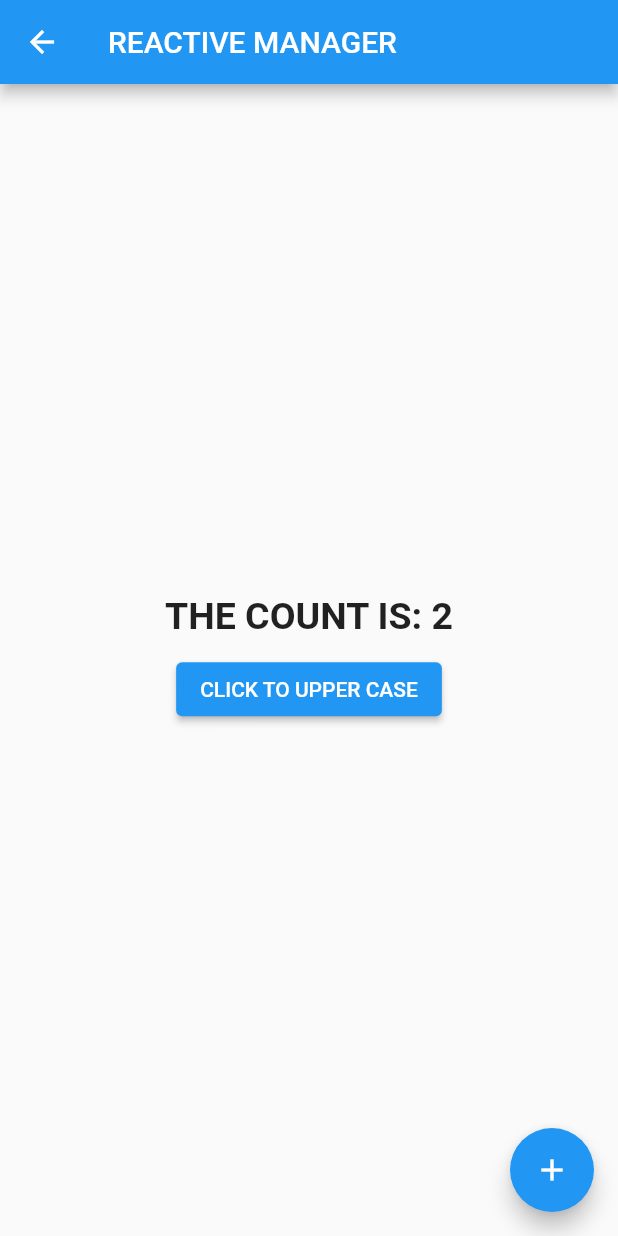
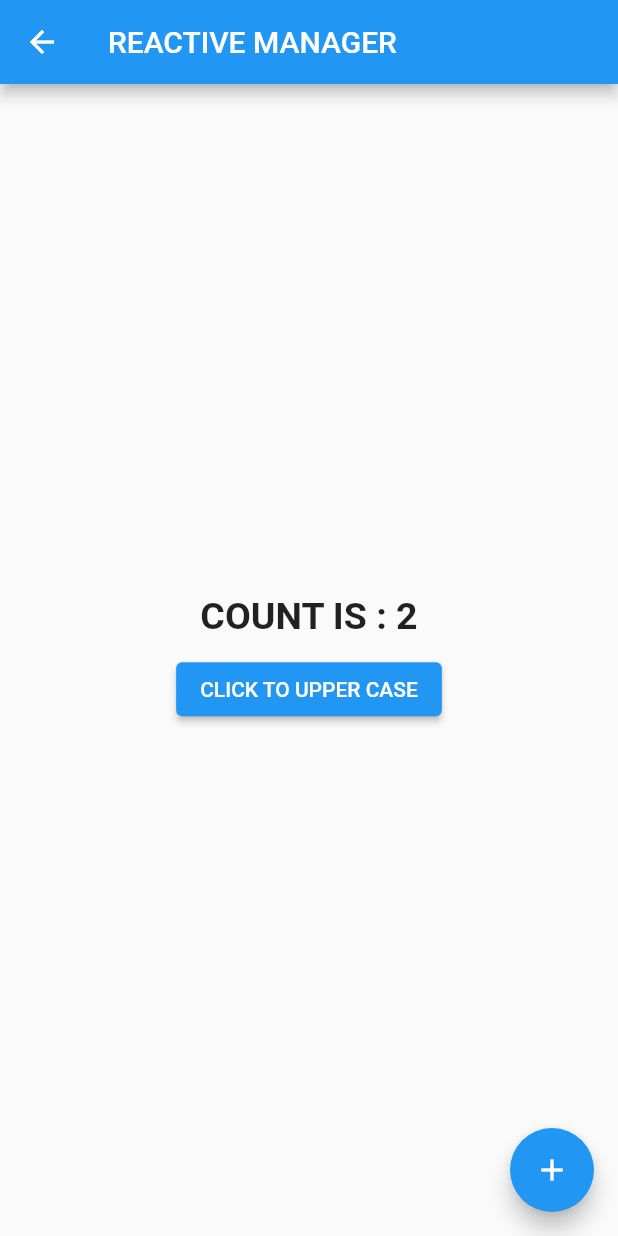
Before and after one commit to ajbaptist/getx, a Flutter app: the ReActive screen opened by its route, after a tap on "CLICK TO UPPER CASE", after a tap on the "add" icon, on a phone screen of 412 x 824 dp. Run offline on Flutter 3.47's test engine with Material 2 defaults, Android fonts, the phone set to English and light mode, and no system bars; our stand-ins replace get.

Commit message:
final commit

```diff
--- /dev/null
+++ b/lib/controller.dart
@@ -0,0 +1,15 @@
+import 'package:get/get.dart';
+import 'package:getx/model.dart';
+
+class Name extends GetxController {
+  MyModel model = MyModel(number: 1.obs, string: 'count is :'.obs);
+
+  convertToUpperCase() {
+    model.string.value = model.string.value.toUpperCase();
+  }
+
+  inc() {
+    model.obs.value.number++;
+    print(model.number);
+  }
+}
--- a/lib/state.dart
+++ b/lib/state.dart
@@ -1,6 +1,6 @@
 import 'package:flutter/material.dart';
 import 'package:get/get.dart';
-import 'package:getx/model.dart';
+import 'package:getx/controller.dart';
 
 class ReActive extends StatefulWidget {
   @override
@@ -8,16 +8,13 @@ class ReActive extends StatefulWidget {
 }
 
 class _ReActiveState extends State<ReActive> {
-  MyModel model = MyModel(number: 1.obs, string: 'the count is:'.obs);
-  inc() {
-    model.number++;
-  }
+  Name name = Get.put(Name());
 
   @override
   Widget build(BuildContext context) {
     return Scaffold(
       floatingActionButton: FloatingActionButton(
-        onPressed: inc,
+        onPressed: () => name.inc(),
         child: Icon(Icons.add),
       ),
       appBar: AppBar(
@@ -28,15 +25,14 @@ class _ReActiveState extends State<ReActive> {
           mainAxisAlignment: MainAxisAlignment.center,
           children: [
             Obx(() => Text(
-                  "${model.string} ${model.number.toString()}",
+                  "${name.model.string} ${name.model.number}",
                   style: TextStyle(fontWeight: FontWeight.bold, fontSize: 25),
                 )),
             SizedBox(
               height: 10,
             ),
             ElevatedButton(
-                onPressed: () =>
-                    model.string.value = model.string.value.toUpperCase(),
+                onPressed: () => name.convertToUpperCase(),
                 child: Text('CLICK TO UPPER CASE'))
           ],
         ),
```
